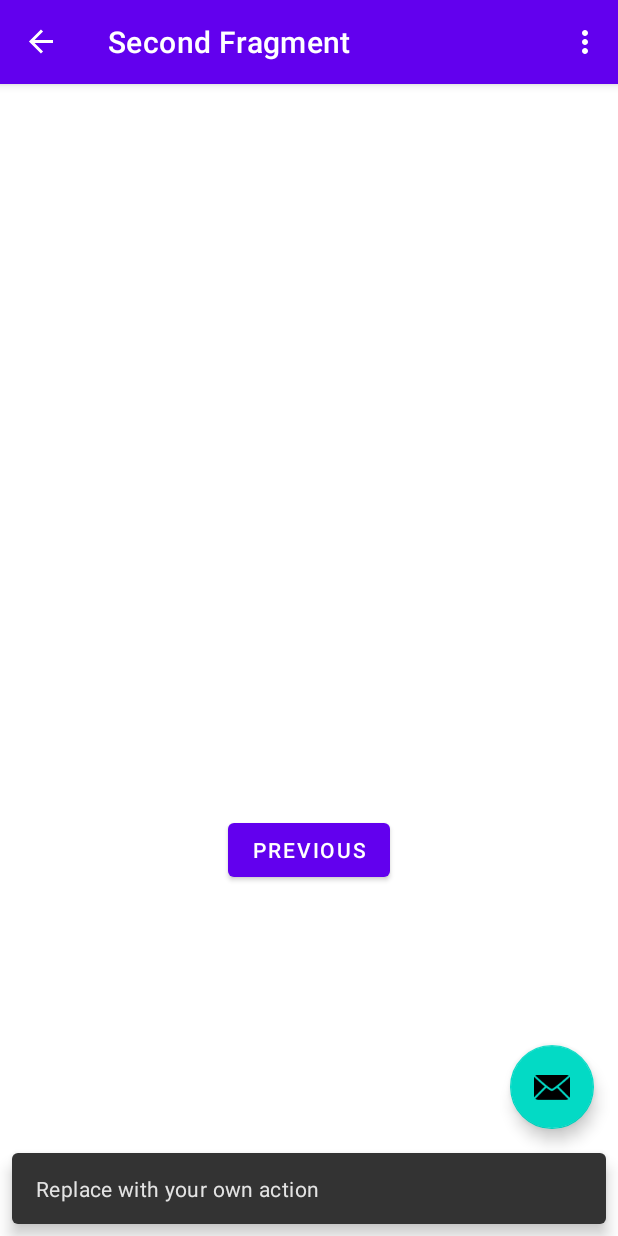
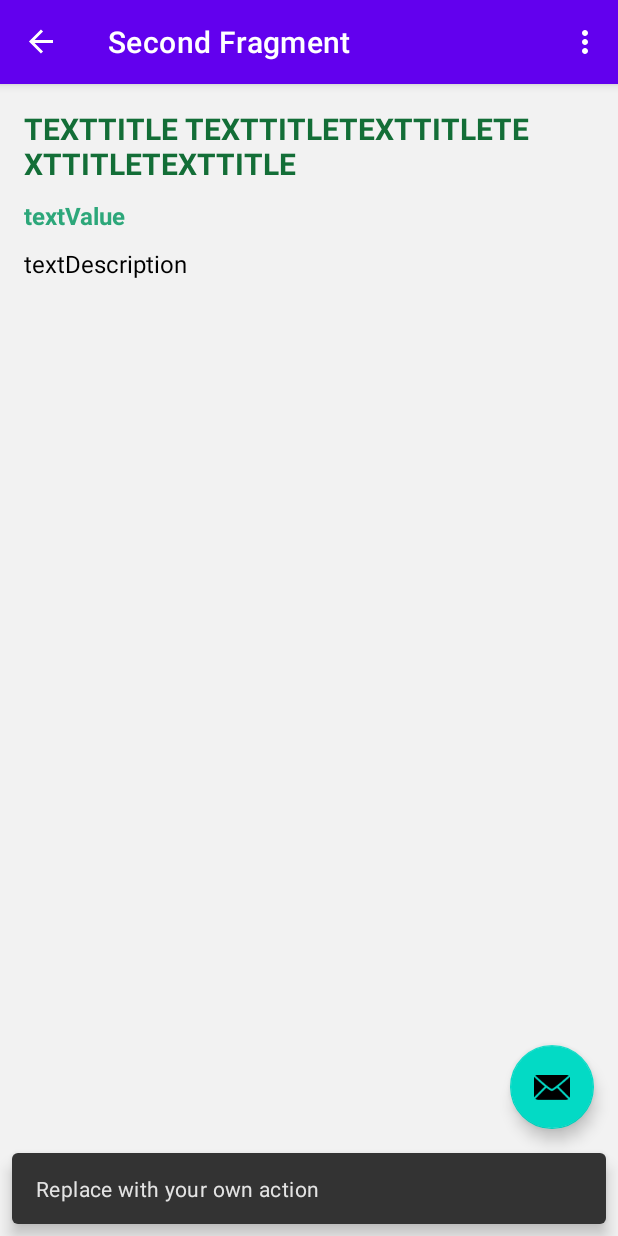
Before and after one commit to loureorganic/DictionaryApp, an Android app: the SecondFragment screen opened through its navigation route, after a tap on an icon or button, on a phone screen of 412 x 824 dp. Run offline under Robolectric (Android 15) with nearby library versions, the phone set to English and light mode, and no system bars; our stand-ins replace Dagger/Hilt's generated code, Firebase (no records; nobody signed in at launch, a user with empty details on screens opened directly), RxJava, navigation-ui; 3 statements that could not run were skipped.

```diff
--- a/app/src/main/java/com/example/dictionaryapp/model/License.kt
+++ b/app/src/main/java/com/example/dictionaryapp/model/License.kt
@@ -3,6 +3,6 @@ package com.example.dictionaryapp.model
 import java.io.Serializable
 
 data class License(
-    val name: String,
-    val url: String
+    val name: String? = null,
+    val url: String? = null
 ) : Serializable
--- a/app/src/main/java/com/example/dictionaryapp/model/Phonetic.kt
+++ b/app/src/main/java/com/example/dictionaryapp/model/Phonetic.kt
@@ -3,7 +3,7 @@ package com.example.dictionaryapp.model
 import java.io.Serializable
 
 data class Phonetic(
-    val audio: String,
-    val sourceUrl: String,
-    val text: String
+    val audio: String? = null,
+    val sourceUrl: String? = null,
+    val text: String? = null
 ) : Serializable
--- a/app/src/main/java/com/example/dictionaryapp/screens/home/ui/SecondFragment.kt
+++ b/app/src/main/java/com/example/dictionaryapp/screens/home/ui/SecondFragment.kt
@@ -23,9 +23,10 @@ class SecondFragment : Fragment() {
         wordInfo = wordInformation as WordModelItem
 
     }
+
     override fun onCreateView(
-            inflater: LayoutInflater, container: ViewGroup?,
-            savedInstanceState: Bundle?
+        inflater: LayoutInflater, container: ViewGroup?,
+        savedInstanceState: Bundle?
     ): View? {
 
         _binding = FragmentSecondBinding.inflate(inflater, container, false)
@@ -35,7 +36,8 @@ class SecondFragment : Fragment() {
     override fun onViewCreated(view: View, savedInstanceState: Bundle?) {
         super.onViewCreated(view, savedInstanceState)
 
-
+        binding.txtTitleItemMain.text = wordInfo.word
+        //binding.txtDescriptionItemMain.text = wordInfo.
 
     }
 
--- a/app/src/main/res/layout/fragment_second.xml
+++ b/app/src/main/res/layout/fragment_second.xml
@@ -4,24 +4,70 @@
     xmlns:tools="http://schemas.android.com/tools"
     android:layout_width="match_parent"
     android:layout_height="match_parent"
-    tools:context=".screens.home.ui.SecondFragment">
+    android:background="#f2f2f2">
 
-    <TextView
-        android:id="@+id/textview_second"
+
+    <ImageView
+        android:id="@+id/imageItemMain"
         android:layout_width="wrap_content"
         android:layout_height="wrap_content"
-        app:layout_constraintBottom_toTopOf="@id/button_second"
-        app:layout_constraintEnd_toEndOf="parent"
-        app:layout_constraintStart_toStartOf="parent"
+        app:layout_constraintRight_toRightOf="parent"
         app:layout_constraintTop_toTopOf="parent" />
 
-    <Button
-        android:id="@+id/button_second"
-        android:layout_width="wrap_content"
-        android:layout_height="wrap_content"
-        android:text="@string/previous"
+
+    <ScrollView
+        android:layout_width="match_parent"
+        android:layout_height="0dp"
+        android:fillViewport="true"
         app:layout_constraintBottom_toBottomOf="parent"
         app:layout_constraintEnd_toEndOf="parent"
         app:layout_constraintStart_toStartOf="parent"
-        app:layout_constraintTop_toBottomOf="@id/textview_second" />
+        app:layout_constraintTop_toBottomOf="@id/imageItemMain">
+
+        <androidx.constraintlayout.widget.ConstraintLayout
+            android:layout_width="match_parent"
+            android:layout_height="match_parent"
+            android:padding="16dp">
+
+            <TextView
+                android:id="@+id/txtTitleItemMain"
+                android:layout_width="match_parent"
+                android:layout_height="wrap_content"
+                android:layout_marginTop="20dp"
+                android:layout_marginRight="40dp"
+                android:text="textTitle textTitletextTitletextTitletextTitle"
+                android:textAllCaps="true"
+                android:textColor="#136e37"
+                android:textSize="20sp"
+                android:textStyle="bold"/>
+
+
+            <TextView
+                android:id="@+id/txtValue"
+                android:layout_width="match_parent"
+                android:layout_height="wrap_content"
+                android:layout_marginTop="10dp"
+                android:text="textValue"
+                android:textColor="#2DA77A"
+                android:textSize="16sp"
+                android:textStyle="bold"
+                app:layout_constraintEnd_toEndOf="parent"
+                app:layout_constraintStart_toStartOf="parent"
+                app:layout_constraintTop_toBottomOf="@id/txtTitleItemMain" />
+
+            <TextView
+                android:id="@+id/txtDescriptionItemMain"
+                android:layout_width="match_parent"
+                android:layout_height="wrap_content"
+                android:layout_marginTop="10dp"
+                android:text="textDescription"
+                android:textColor="@color/black"
+                android:textSize="16sp"
+                app:layout_constraintEnd_toEndOf="parent"
+                app:layout_constraintStart_toStartOf="parent"
+                app:layout_constraintTop_toBottomOf="@id/txtValue" />
+
+
+        </androidx.constraintlayout.widget.ConstraintLayout>
+    </ScrollView>
 </androidx.constraintlayout.widget.ConstraintLayout>
```
